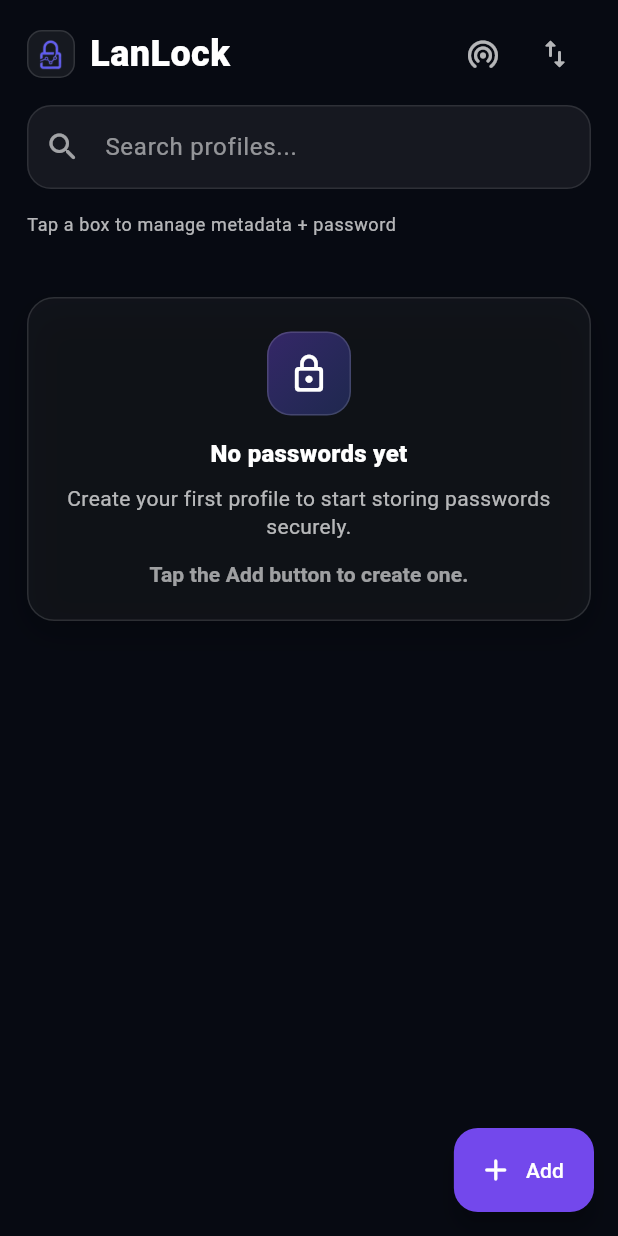
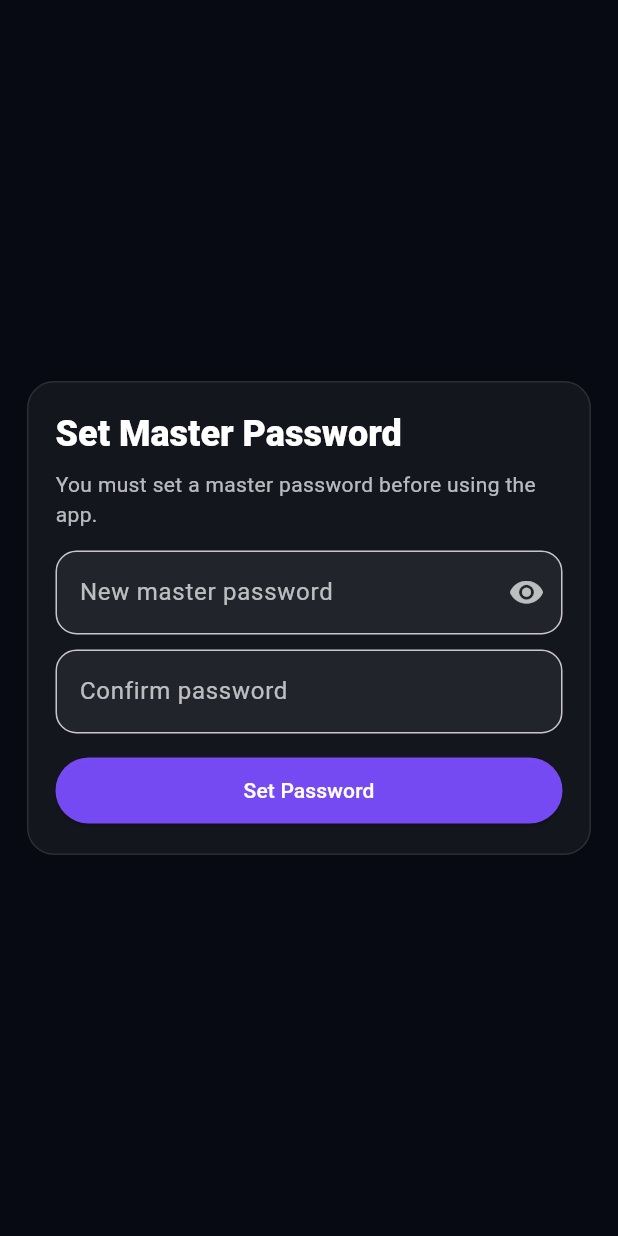
Before and after one commit to itsmu1x/lanlock, a Flutter app: the screen it shows after launch, on a phone screen of 412 x 824 dp. Run offline on Flutter 3.47's test engine with Material 3 defaults, Android fonts, the phone set to English and light mode, and no system bars; our stand-ins replace flutter_secure_storage, local_auth, qr_flutter, shelf, sqflite; missing offline and left inert: encrypt, shelf_router; accounts and stored records are empty.

Commit message:
refactor: masterpassword style

```diff
--- a/lib/lan_server/auth.dart
+++ b/lib/lan_server/auth.dart
@@ -15,6 +15,8 @@ class ServerPasswordStore {
   static const _saltKey = 'lanlock_server_pw_salt_v1';
   static const _hashKey = 'lanlock_server_pw_hash_v1';
   static const _itersKey = 'lanlock_server_pw_iters_v1';
+  static const _encSaltKey = 'lanlock_master_enc_salt_v1';
+  static const _encItersKey = 'lanlock_master_enc_iters_v1';
 
   Future<bool> hasPassword() async {
     final salt = await _storage.read(key: _saltKey);
@@ -37,9 +39,14 @@ class ServerPasswordStore {
       dkLen: 32,
     );
 
+    final encSalt = Uint8List.fromList(List<int>.generate(16, (_) => rnd.nextInt(256)));
+    const encIters = 210000;
+
     await _storage.write(key: _saltKey, value: base64Encode(salt));
     await _storage.write(key: _hashKey, value: base64Encode(dk));
     await _storage.write(key: _itersKey, value: iters.toString());
+    await _storage.write(key: _encSaltKey, value: base64Encode(encSalt));
+    await _storage.write(key: _encItersKey, value: encIters.toString());
   }
 
   Future<bool> verifyPassword(String password) async {
@@ -60,6 +67,22 @@ class ServerPasswordStore {
     );
 
     return _constantTimeEquals(expected, dk);
+  }
+
+  Future<Uint8List> deriveEncryptionKey(String password) async {
+    final encSaltB64 = await _storage.read(key: _encSaltKey);
+    final encItersStr = await _storage.read(key: _encItersKey);
+    if (encSaltB64 == null) {
+      throw StateError('Master password is not configured.');
+    }
+    final encSalt = Uint8List.fromList(base64Decode(encSaltB64));
+    final encIters = int.tryParse(encItersStr ?? '') ?? 210000;
+    return _pbkdf2HmacSha256(
+      password: utf8.encode(password),
+      salt: encSalt,
+      iterations: encIters,
+      dkLen: 32,
+    );
   }
 
   // PBKDF2-HMAC-SHA256, RFC 8018.
--- a/lib/lanlock_app.dart
+++ b/lib/lanlock_app.dart
@@ -1,6 +1,6 @@
 import 'package:flutter/material.dart';
 
-import 'ui/profiles_page.dart';
+import 'ui/master_lock_page.dart';
 
 class LanlockApp extends StatelessWidget {
   const LanlockApp({super.key});
@@ -19,7 +19,7 @@ class LanlockApp extends StatelessWidget {
         scaffoldBackgroundColor: const Color(0xFF070A12),
         canvasColor: const Color(0xFF070A12),
       ),
-      home: const ProfilesPage(),
+      home: const MasterLockPage(),
     );
   }
 }
--- a/lib/lanlock_crypto.dart
+++ b/lib/lanlock_crypto.dart
@@ -6,45 +6,64 @@ import 'package:encrypt/encrypt.dart' as encrypt;
 import 'package:flutter_secure_storage/flutter_secure_storage.dart';
 
 class LanlockEncryptedBytes {
-  LanlockEncryptedBytes({
-    required this.ciphertext,
-    required this.iv,
-  });
+  LanlockEncryptedBytes({required this.ciphertext, required this.iv});
 
   final Uint8List ciphertext;
   final Uint8List iv;
 }
 
 class LanlockCrypto {
-  LanlockCrypto({FlutterSecureStorage? storage})
-      : _storage = storage ?? const FlutterSecureStorage();
+  static Uint8List? _activeSessionKey;
+  static const FlutterSecureStorage _storage = FlutterSecureStorage();
+  static const String _persistedSessionKeyStorageKey =
+      'lanlock_persisted_session_key_v1';
 
-  static const String _aesKeyStorageKey = 'lanlock_aes_key_v1';
+  static bool get isUnlocked => _activeSessionKey != null;
 
-  final FlutterSecureStorage _storage;
+  static void setSessionKey(Uint8List key) {
+    if (key.length != 32) {
+      throw ArgumentError('Session key must be 32 bytes.');
+    }
+    _activeSessionKey = Uint8List.fromList(key);
+  }
 
-  encrypt.Key? _cachedKey;
+  static Future<void> persistSessionKey(Uint8List key) async {
+    if (key.length != 32) {
+      throw ArgumentError('Session key must be 32 bytes.');
+    }
+    await _storage.write(
+      key: _persistedSessionKeyStorageKey,
+      value: base64Encode(key),
+    );
+  }
 
-  Future<encrypt.Key> _getOrCreateAesKey() async {
-    if (_cachedKey != null) return _cachedKey!;
+  static Future<bool> tryRestoreSessionKey() async {
+    final encoded = await _storage.read(key: _persistedSessionKeyStorageKey);
+    if (encoded == null || encoded.trim().isEmpty) return false;
+    final bytes = base64Decode(encoded);
+    if (bytes.length != 32) return false;
+    _activeSessionKey = Uint8List.fromList(bytes);
+    return true;
+  }
 
-    final stored = await _storage.read(key: _aesKeyStorageKey);
-    if (stored != null) {
-      final keyBytes = base64Decode(stored);
-      _cachedKey = encrypt.Key(Uint8List.fromList(keyBytes));
-      return _cachedKey!;
+  static Future<void> clearPersistedSessionKey() async {
+    await _storage.delete(key: _persistedSessionKeyStorageKey);
+  }
+
+  static void clearSessionKey() {
+    _activeSessionKey = null;
+  }
+
+  Future<encrypt.Key> _requireAesKey() async {
+    final key = _activeSessionKey;
+    if (key == null) {
+      throw StateError('Master password is required. Unlock the app first.');
     }
-
-    final rnd = Random.secure();
-    final keyBytes = List<int>.generate(32, (_) => rnd.nextInt(256));
-    final key = encrypt.Key(Uint8List.fromList(keyBytes));
-    await _storage.write(key: _aesKeyStorageKey, value: base64Encode(keyBytes));
-    _cachedKey = key;
-    return key;
+    return encrypt.Key(Uint8List.fromList(key));
   }
 
   Future<LanlockEncryptedBytes> encryptString(String plaintext) async {
-    final key = await _getOrCreateAesKey();
+    final key = await _requireAesKey();
 
     final rnd = Random.secure();
     final ivBytes = List<int>.generate(16, (_) => rnd.nextInt(256));
@@ -63,7 +82,7 @@ class LanlockCrypto {
   }
 
   Future<String> decryptString(LanlockEncryptedBytes payload) async {
-    final key = await _getOrCreateAesKey();
+    final key = await _requireAesKey();
 
     final encrypter = encrypt.Encrypter(
       encrypt.AES(key, mode: encrypt.AESMode.cbc, padding: 'PKCS7'),
--- /dev/null
+++ b/lib/ui/master_lock_page.dart
@@ -0,0 +1,222 @@
+import 'package:flutter/material.dart';
+
+import '../lan_server/auth.dart';
+import '../lanlock_crypto.dart';
+import 'profiles_page.dart';
+
+class MasterLockPage extends StatefulWidget {
+  const MasterLockPage({super.key});
+
+  @override
+  State<MasterLockPage> createState() => _MasterLockPageState();
+}
+
+class _MasterLockPageState extends State<MasterLockPage> {
+  final ServerPasswordStore _masterStore = const ServerPasswordStore();
+  final TextEditingController _passwordController = TextEditingController();
+  final TextEditingController _confirmController = TextEditingController();
+
+  bool _busy = true;
+  bool _hasMasterPassword = false;
+  bool _showPassword = false;
+
+  @override
+  void initState() {
+    super.initState();
+    _load();
+  }
+
+  Future<void> _load() async {
+    LanlockCrypto.clearSessionKey();
+    final restored = await LanlockCrypto.tryRestoreSessionKey();
+    if (restored) {
+      if (!mounted) return;
+      _goToApp();
+      return;
+    }
+
+    final has = await _masterStore.hasPassword();
+    if (!mounted) return;
+    setState(() {
+      _hasMasterPassword = has;
+      _busy = false;
+    });
+  }
+
+  @override
+  void dispose() {
+    _passwordController.dispose();
+    _confirmController.dispose();
+    super.dispose();
+  }
+
+  Future<void> _setMasterPassword() async {
+    final pw = _passwordController.text;
+    final confirm = _confirmController.text;
+    if (pw.trim().length < 8) {
+      _showSnack('Use at least 8 characters.');
+      return;
+    }
+    if (pw != confirm) {
+      _showSnack('Passwords do not match.');
+      return;
+    }
+
+    setState(() => _busy = true);
+    try {
+      await _masterStore.setPassword(pw);
+      final key = await _masterStore.deriveEncryptionKey(pw);
+      LanlockCrypto.setSessionKey(key);
+      await LanlockCrypto.persistSessionKey(key);
+      if (!mounted) return;
+      _goToApp();
+    } catch (e) {
+      _showSnack('Failed to set password: $e');
+    } finally {
+      if (mounted) setState(() => _busy = false);
+    }
+  }
+
+  Future<void> _unlock() async {
+    final pw = _passwordController.text;
+    if (pw.isEmpty) {
+      _showSnack('Enter your master password.');
+      return;
+    }
+    setState(() => _busy = true);
+    try {
+      final ok = await _masterStore.verifyPassword(pw);
+      if (!ok) {
+        _showSnack('Wrong master password.');
+        return;
+      }
+      final key = await _masterStore.deriveEncryptionKey(pw);
+      LanlockCrypto.setSessionKey(key);
+      await LanlockCrypto.persistSessionKey(key);
+      if (!mounted) return;
+      _goToApp();
+    } catch (e) {
+      _showSnack('Unlock failed: $e');
+    } finally {
+      if (mounted) setState(() => _busy = false);
+    }
+  }
+
+  void _goToApp() {
+    Navigator.pushReplacement(
+      context,
+      MaterialPageRoute(builder: (_) => const ProfilesPage()),
+    );
+  }
+
+  void _showSnack(String message) {
+    if (!mounted) return;
+    ScaffoldMessenger.of(context).showSnackBar(SnackBar(content: Text(message)));
+  }
+
+  @override
+  Widget build(BuildContext context) {
+    return Scaffold(
+      backgroundColor: const Color(0xFF070A12),
+      body: SafeArea(
+        child: Center(
+          child: ConstrainedBox(
+            constraints: const BoxConstraints(maxWidth: 460),
+            child: Padding(
+              padding: const EdgeInsets.all(18),
+              child: Container(
+                padding: const EdgeInsets.all(18),
+                decoration: BoxDecoration(
+                  color: Colors.white.withOpacity(0.05),
+                  borderRadius: BorderRadius.circular(18),
+                  border: Border.all(color: Colors.white.withOpacity(0.10)),
+                ),
+                child: _busy
+                    ? const SizedBox(
+                        height: 120,
+                        child: Center(child: CircularProgressIndicator()),
+                      )
+                    : Column(
+                        mainAxisSize: MainAxisSize.min,
+                        crossAxisAlignment: CrossAxisAlignment.start,
+                        children: [
+                          Text(
+                            _hasMasterPassword ? 'Unlock LanLock' : 'Set Master Password',
+                            style: Theme.of(context).textTheme.headlineSmall?.copyWith(
+                                  color: Colors.white,
+                                  fontWeight: FontWeight.w800,
+                                ),
+                          ),
+                          const SizedBox(height: 8),
+                          Text(
+                            _hasMasterPassword
+                                ? 'Enter your master password to unlock because saved key is missing.'
+                                : 'You must set a master password before using the app.',
+                            style: Theme.of(context).textTheme.bodyMedium?.copyWith(
+                                  color: Colors.white70,
+                                ),
+                          ),
+                          const SizedBox(height: 14),
+                          TextField(
+                            controller: _passwordController,
+                            obscureText: !_showPassword,
+                            style: const TextStyle(color: Colors.white),
+                            decoration: InputDecoration(
+                              labelText: _hasMasterPassword ? 'Master password' : 'New master password',
+                              labelStyle: const TextStyle(color: Colors.white70),
+                              filled: true,
+                              fillColor: Colors.white.withOpacity(0.06),
+                              border: OutlineInputBorder(
+                                borderRadius: BorderRadius.circular(14),
+                                borderSide: BorderSide(color: Colors.white.withOpacity(0.10)),
+                              ),
+                              suffixIcon: IconButton(
+                                onPressed: () => setState(() => _showPassword = !_showPassword),
+                                icon: Icon(
+                                  _showPassword ? Icons.visibility_off_rounded : Icons.visibility_rounded,
+                                  color: Colors.white70,
+                                ),
+                              ),
+                            ),
+                          ),
+                          if (!_hasMasterPassword) ...[
+                            const SizedBox(height: 10),
+                            TextField(
+                              controller: _confirmController,
+                              obscureText: !_showPassword,
+                              style: const TextStyle(color: Colors.white),
+                              decoration: InputDecoration(
+                                labelText: 'Confirm password',
+                                labelStyle: const TextStyle(color: Colors.white70),
+                                filled: true,
+                                fillColor: Colors.white.withOpacity(0.06),
+                                border: OutlineInputBorder(
+                                  borderRadius: BorderRadius.circular(14),
+                                  borderSide: BorderSide(color: Colors.white.withOpacity(0.10)),
+                                ),
+                              ),
+                            ),
+                          ],
+                          const SizedBox(height: 14),
+                          SizedBox(
+                            width: double.infinity,
+                            child: ElevatedButton(
+                              onPressed: _busy ? null : (_hasMasterPassword ? _unlock : _setMasterPassword),
+                              style: ElevatedButton.styleFrom(
+                                backgroundColor: Colors.deepPurpleAccent.withOpacity(0.95),
+                                foregroundColor: Colors.white,
+                                padding: const EdgeInsets.symmetric(vertical: 12),
+                              ),
+                              child: Text(_hasMasterPassword ? 'Unlock' : 'Set Password'),
+                            ),
+                          ),
+                        ],
+                      ),
+              ),
+            ),
+          ),
+        ),
+      ),
+    );
+  }
+}
--- a/lib/ui/server_panel_page.dart
+++ b/lib/ui/server_panel_page.dart
@@ -44,6 +44,17 @@ class _ServerPanelPageState extends State<ServerPanelPage> {
   }
 
   Future<void> _setPassword() async {
+    if (_hasPw) {
+      ScaffoldMessenger.of(context).showSnackBar(
+        const SnackBar(
+          content: Text(
+            'Changing master password is not supported yet to avoid data loss.',
+          ),
+        ),
+      );
+      return;
+    }
+
     final pw = _setPwController.text;
     if (pw.trim().length < 6) {
       ScaffoldMessenger.of(context).showSnackBar(
@@ -77,7 +88,7 @@ class _ServerPanelPageState extends State<ServerPanelPage> {
     if (on) {
       if (!_hasPw) {
         ScaffoldMessenger.of(context).showSnackBar(
-          const SnackBar(content: Text('Set a server password first')),
+          const SnackBar(content: Text('Set a master password first')),
         );
         return;
       }
@@ -139,8 +150,8 @@ class _ServerPanelPageState extends State<ServerPanelPage> {
                   children: [
                     Text(
                       _status.isRunning
-                          ? 'Web access is protected by the same server password.'
-                          : 'Set a password, then switch ON.',
+                          ? 'Web access is protected by the same master password.'
+                          : 'Set a master password, then switch ON.',
                       style: Theme.of(context).textTheme.bodyMedium?.copyWith(color: Colors.white70),
                     ),
                     if (url != null) ...[
@@ -174,13 +185,13 @@ class _ServerPanelPageState extends State<ServerPanelPage> {
               ),
               const SizedBox(height: 14),
               _GlassCard(
-                title: 'Server password',
+                title: 'Master password',
                 subtitle: 'Required for web login',
                 child: Column(
                   crossAxisAlignment: CrossAxisAlignment.start,
                   children: [
                     Text(
-                      'Password is stored securely (PBKDF2 hash).',
+                      'This password is used for app encryption and web login.',
                       style: Theme.of(context).textTheme.bodySmall?.copyWith(color: Colors.white60),
                     ),
                     const SizedBox(height: 12),
@@ -189,7 +200,7 @@ class _ServerPanelPageState extends State<ServerPanelPage> {
                       obscureText: true,
                       style: const TextStyle(color: Colors.white),
                       decoration: InputDecoration(
-                        hintText: _hasPw ? 'Set new password' : 'Set server password',
+                        hintText: _hasPw ? 'Set new master password' : 'Set master password',
                         hintStyle: const TextStyle(color: Colors.white54),
                         filled: true,
                         fillColor: Colors.white.withOpacity(0.06),
@@ -203,13 +214,13 @@ class _ServerPanelPageState extends State<ServerPanelPage> {
                     SizedBox(
                       width: double.infinity,
                       child: ElevatedButton(
-                        onPressed: _busy ? null : _setPassword,
+                        onPressed: _busy || _hasPw ? null : _setPassword,
                         style: ElevatedButton.styleFrom(
                           backgroundColor: Colors.deepPurpleAccent.withOpacity(0.95),
                           foregroundColor: Colors.white,
                           padding: const EdgeInsets.symmetric(vertical: 12),
                         ),
-                        child: Text(_hasPw ? 'Update Password' : 'Set Password'),
+                        child: Text(_hasPw ? 'Master Password Is Set' : 'Set Master Password'),
                       ),
                     ),
                   ],
```
Also changed, not shown: lib/ui/profiles_page.dart (+37 -16 lines), 2 other files.
